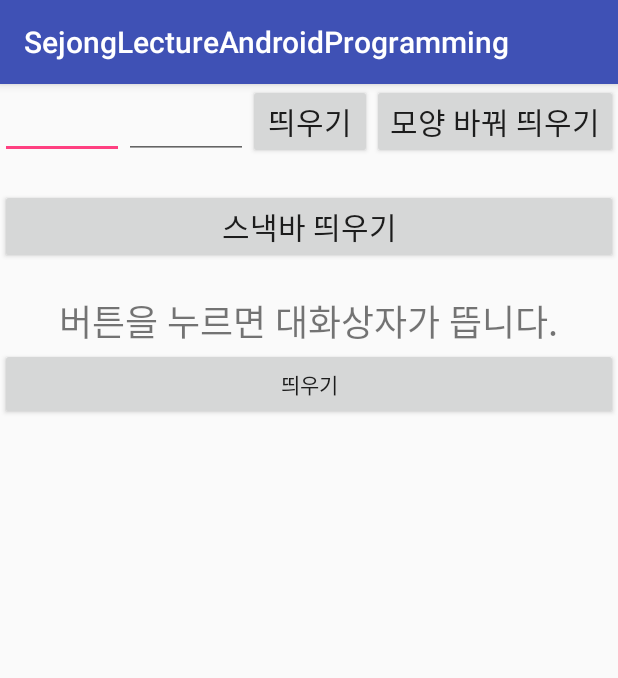
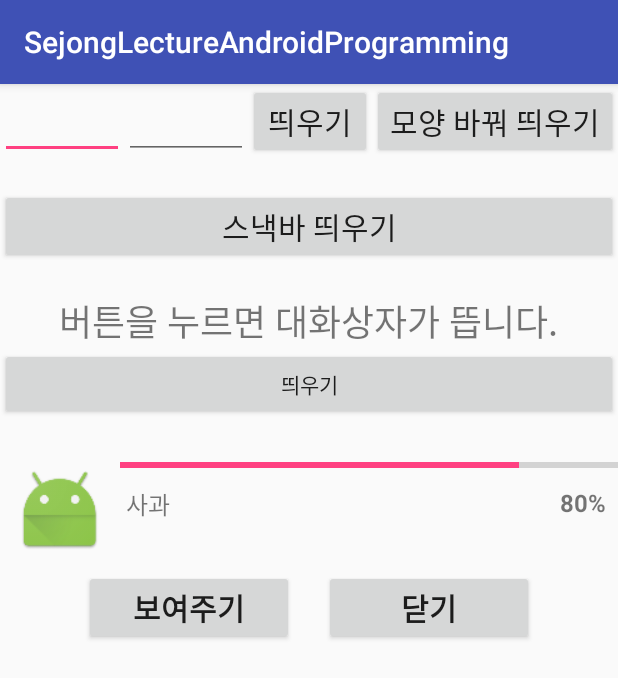
Before and after one commit to antaehyeon/SejongLecture_AndroidProgramming, an Android app: the screen it shows after launch (MainActivity), on a phone screen of 412 x 824 dp. Shown: the top 678 px of the screen. Run offline under Robolectric (Android 15) with nearby library versions, the phone set to English and light mode, and no system bars.

Commit message:
안드로이드 3번째 과제 중 ProgressBar 에 대한 부분입니다.
ProgressBar 도 ProgressDial로 통해 구현되며, 안드로이드 기본으로 제공되는 ProgressDialog.STYLE_SPINNER을 통해서 구현됩니다.
해당 부분을 로딩때 쓰면 좋을 것 같습니다.

```diff
--- a/app/src/main/java/com/example/hyeon/sejonglectureandroidprogramming/MainActivity.java
+++ b/app/src/main/java/com/example/hyeon/sejonglectureandroidprogramming/MainActivity.java
@@ -1,5 +1,6 @@
 package com.example.hyeon.sejonglectureandroidprogramming;
 
+import android.app.ProgressDialog;
 import android.content.DialogInterface;
 import android.os.Bundle;
 import android.support.design.widget.Snackbar;
@@ -11,12 +12,15 @@ import android.view.View;
 import android.view.ViewGroup;
 import android.widget.Button;
 import android.widget.EditText;
+import android.widget.ProgressBar;
+import android.widget.SeekBar;
 import android.widget.TextView;
 import android.widget.Toast;
 
 public class MainActivity extends AppCompatActivity {
 
-    TextView alertTextView;
+    TextView alertTextView,
+             seekBarText;
 
     EditText editText,
              editText2;
@@ -24,13 +28,24 @@ public class MainActivity extends AppCompatActivity {
     Button  button,
             button2,
             snackBarButton,
-            alertButton;
+            alertButton,
+            showProgressButton,
+            closeProgressButton;
+
+    ProgressDialog dialog;
+
+    private SeekBar seekBar;
+    private int brightness = 100;
+
+
 
     @Override
     protected void onCreate(Bundle savedInstanceState) {
         super.onCreate(savedInstanceState);
         setContentView(R.layout.activity_main);
 
+
+        // (Custom) Toast 구현 부분
         editText = (EditText) findViewById(R.id.editText);
         editText2 = (EditText) findViewById(R.id.editText2);
 
@@ -75,6 +90,8 @@ public class MainActivity extends AppCompatActivity {
             } // onClick
         }); // button setOnClickListener
 
+
+        // 스낵바 구현 부분
         snackBarButton = (Button) findViewById(R.id.btn_snackBar);
         snackBarButton.setOnClickListener(new Button.OnClickListener() {
             @Override
@@ -83,6 +100,8 @@ public class MainActivity extends AppCompatActivity {
             }
         });
 
+
+        // Alert Dialog 구현 부분
         alertTextView = (TextView) findViewById(R.id.txt_showAlertResult);
         alertButton = (Button) findViewById(R.id.btn_showAlert);
         alertButton.setOnClickListener(new Button.OnClickListener() {
@@ -123,6 +142,35 @@ public class MainActivity extends AppCompatActivity {
         }); // alertButton onClickListener
 
 
+        // 프로그레스 바 구현 부분
+        ProgressBar progressBar = (ProgressBar) findViewById(R.id.progressBar);
+        progressBar.setIndeterminate(false);
+        progressBar.setMax(100);
+        progressBar.setProgress(80);
+
+        showProgressButton = (Button) findViewById(R.id.btn_showProgressBar);
+        showProgressButton.setOnClickListener(new Button.OnClickListener() {
+            @Override
+            public void onClick(View view) {
+                dialog = new ProgressDialog(MainActivity.this);
+                dialog.setProgressStyle(ProgressDialog.STYLE_SPINNER);
+                dialog.setMessage("데이터를 확인하는 중입니다");
+                dialog.show();
+            }
+        });
+
+        closeProgressButton = (Button) findViewById(R.id.btn_closeProgressBar);
+        closeProgressButton.setOnClickListener(new View.OnClickListener() {
+            @Override
+            public void onClick(View view) {
+                if (dialog != null) {
+                    dialog.dismiss();
+                } // if
+            } // onClick
+        }); // closeProgressButton
+
+
+
 
     } // onCreate
 } // MainActivity
--- a/app/src/main/res/layout/activity_main.xml
+++ b/app/src/main/res/layout/activity_main.xml
@@ -73,6 +73,83 @@
             android:layout_gravity="center"/>
     </LinearLayout>
 
+    <LinearLayout
+        android:layout_width="match_parent"
+        android:layout_height="wrap_content"
+        android:orientation="horizontal"
+        android:layout_marginTop="20dp">
 
+        <ImageView
+            android:id="@+id/iconItem"
+            android:layout_width="80dp"
+            android:layout_height="80dp"
+            android:padding="10dp"
+            android:layout_gravity="center_horizontal"
+            android:src="@mipmap/ic_launcher"/>
+
+        <LinearLayout
+            android:layout_width="match_parent"
+            android:layout_height="wrap_content"
+            android:orientation="vertical">
+
+            <ProgressBar
+                style="?android:attr/progressBarStyleHorizontal"
+                android:id="@+id/progressBar"
+                android:layout_width="match_parent"
+                android:layout_height="wrap_content"
+                android:indeterminateOnly="false"
+                android:minHeight="20dp"
+                android:maxHeight="20dp"
+                android:max="100"/>
+
+            <RelativeLayout
+                android:layout_width="wrap_content"
+                android:layout_height="wrap_content"
+                android:padding="4dp">
+
+                <TextView
+                    android:id="@+id/dataItem01"
+                    android:layout_width="wrap_content"
+                    android:layout_height="wrap_content"
+                    android:textSize="16dp"
+                    android:text="사과"/>
+
+                <TextView
+                    android:id="@+id/dataItem02"
+                    android:layout_width="wrap_content"
+                    android:layout_height="wrap_content"
+                    android:layout_alignParentRight="true"
+                    android:textSize="16dp"
+                    android:textStyle="bold"
+                    android:paddingRight="4dp"
+                    android:text="80%"/>
+            </RelativeLayout>
+        </LinearLayout>
+    </LinearLayout>
+
+    <LinearLayout
+        android:layout_width="wrap_content"
+        android:layout_height="wrap_content"
+        android:orientation="horizontal"
+        android:layout_gravity="center_horizontal">
+
+        <Button
+            android:id="@+id/btn_showProgressBar"
+            android:layout_width="140dp"
+            android:layout_height="wrap_content"
+            android:text="보여주기"
+            android:textSize="20dp"
+            android:textStyle="bold"/>
+
+        <Button
+            android:id="@+id/btn_closeProgressBar"
+            android:layout_width="140dp"
+            android:layout_height="wrap_content"
+            android:layout_marginLeft="20dp"
+            android:text="닫기"
+            android:textSize="20dp"
+            android:textStyle="bold"/>
+
+    </LinearLayout>
 
 </LinearLayout>
```
